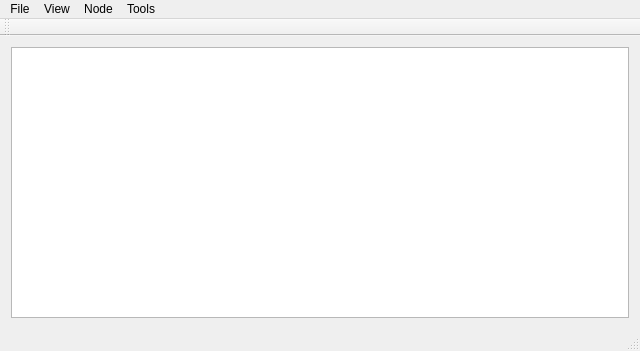
Qt form src/PhyloGUI/forms/mainwindow.ui (nbombau/phyloloc) before a commit.
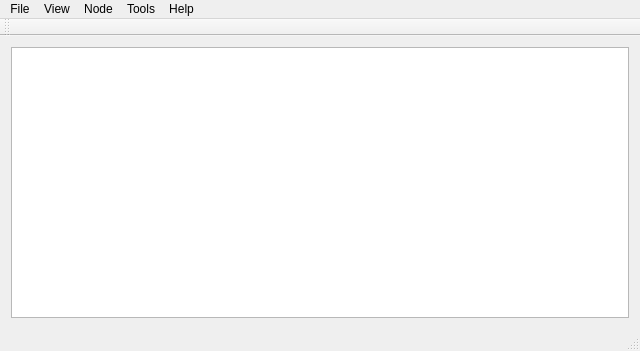
The same form after that commit.

```diff
--- a/src/PhyloGUI/forms/mainwindow.ui
+++ b/src/PhyloGUI/forms/mainwindow.ui
@@ -44,7 +44,7 @@
      <x>0</x>
      <y>0</y>
      <width>640</width>
-     <height>25</height>
+     <height>23</height>
     </rect>
    </property>
    <widget class="QMenu" name="menuFile">
@@ -86,10 +86,17 @@
     <addaction name="separator"/>
     <addaction name="actionActual_size"/>
    </widget>
+   <widget class="QMenu" name="menuHelp">
+    <property name="title">
+     <string>Help</string>
+    </property>
+    <addaction name="actionAbout"/>
+   </widget>
    <addaction name="menuFile"/>
    <addaction name="menuView"/>
    <addaction name="menuNode"/>
    <addaction name="menuTools"/>
+   <addaction name="menuHelp"/>
   </widget>
   <widget class="QToolBar" name="mainToolBar">
    <attribute name="toolBarArea">
```
Left out of the diff: 5 changed lines with no effect on the pictures.
